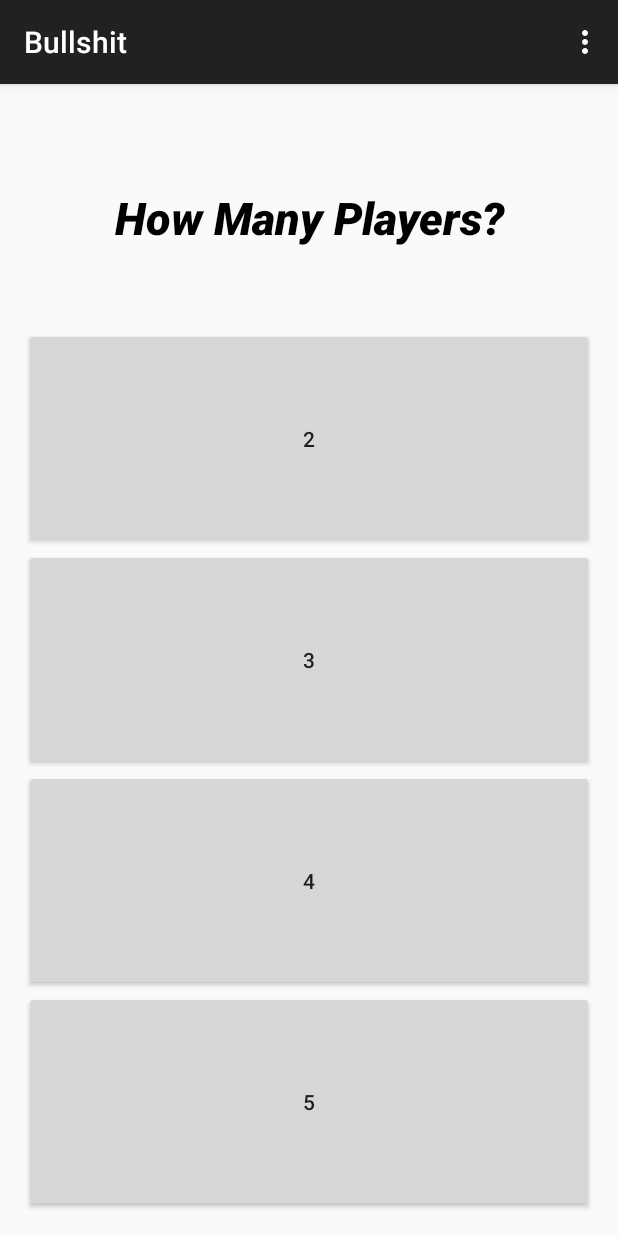
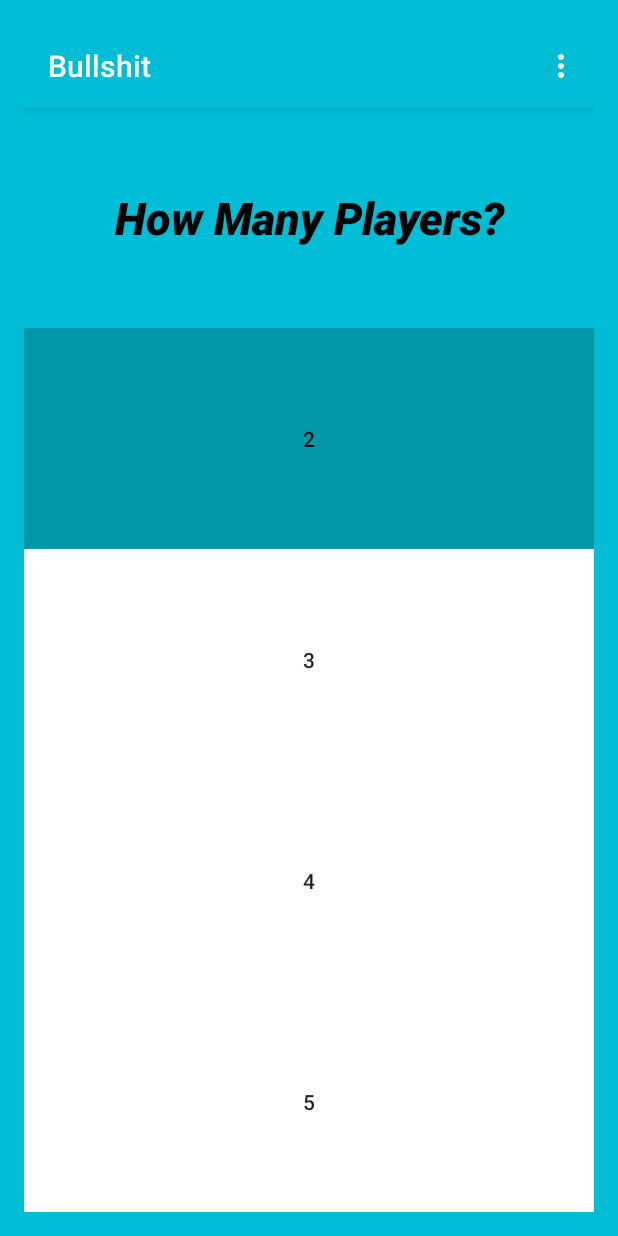
Before and after one commit to akaplo/Bullshit, an Android app: the screen it shows after launch (MainActivity), on a phone screen of 412 x 824 dp. Run offline under Robolectric (Android 15) with nearby library versions, the light colour scheme and no system bars.

Commit message:
Some Material Design added. MainActivity and PlayerHand have obvious color and toolbar changes, and the whole app feels a little "refreshed." No functionality change.

```diff
--- a/app/build.gradle
+++ b/app/build.gradle
@@ -6,7 +6,7 @@ android {
 
     defaultConfig {
         applicationId "com.akaplo.bullshit"
-        minSdkVersion 19
+        minSdkVersion 18
         targetSdkVersion 21
         versionCode 1
         versionName "1.0"
--- a/app/src/main/AndroidManifest.xml
+++ b/app/src/main/AndroidManifest.xml
@@ -32,6 +32,10 @@
             android:name=".CallBullshit"
             android:label="@string/title_activity_call_bullshit" >
         </activity>
+        <activity
+            android:name=".Rules"
+            android:label="@string/title_activity_rules" >
+        </activity>
     </application>
 
 </manifest>
--- a/app/src/main/java/com/akaplo/bullshit/MainActivity.java
+++ b/app/src/main/java/com/akaplo/bullshit/MainActivity.java
@@ -4,12 +4,14 @@ package com.akaplo.bullshit;
 import android.content.Intent;
 import android.support.v7.app.ActionBarActivity;
 import android.os.Bundle;
+import android.support.v7.widget.Toolbar;
 import android.view.Menu;
 import android.view.MenuItem;
 import android.view.View.OnClickListener;
 import android.view.View;
 import android.widget.Button;
 import android.widget.TextView;
+
 
 
 public class MainActivity extends ActionBarActivity {
@@ -38,6 +40,10 @@ public class MainActivity extends ActionBarActivity {
     protected void onCreate(Bundle savedInstanceState) {
         super.onCreate(savedInstanceState);
         setContentView(R.layout.activity_main);
+
+        final Toolbar toolbar = (Toolbar) findViewById(R.id.toolbar);
+
+        setSupportActionBar(toolbar);
 
         //Check if the app's just starting, or if it's being restored
 
--- a/app/src/main/java/com/akaplo/bullshit/PlayerHand.java
+++ b/app/src/main/java/com/akaplo/bullshit/PlayerHand.java
@@ -5,6 +5,7 @@ import android.content.DialogInterface;
 import android.content.Intent;
 import android.support.v7.app.ActionBarActivity;
 import android.os.Bundle;
+import android.support.v7.widget.Toolbar;
 import android.util.Log;
 import android.view.Menu;
 import android.view.MenuItem;
@@ -53,6 +54,11 @@ public class PlayerHand extends ActionBarActivity {
     protected void onCreate(Bundle savedInstanceState) {
         super.onCreate(savedInstanceState);
         setContentView(R.layout.activity_player_hand);
+
+        final Toolbar toolbar = (Toolbar) findViewById(R.id.toolbar);
+
+        setSupportActionBar(toolbar);
+
 
         if (savedInstanceState == null) {
 
--- a/app/src/main/res/layout/activity_main.xml
+++ b/app/src/main/res/layout/activity_main.xml
@@ -6,7 +6,10 @@
     android:paddingLeft="@dimen/activity_horizontal_margin"
     android:paddingRight="@dimen/activity_horizontal_margin"
     android:paddingTop="@dimen/activity_vertical_margin"
-    android:paddingBottom="@dimen/activity_vertical_margin" tools:context=".MainActivity">
+    android:paddingBottom="@dimen/activity_vertical_margin" tools:context=".MainActivity"
+    android:background="@color/primary">
+
+    <include layout="@layout/toolbar"/>
 
     <LinearLayout
         android:layout_width="fill_parent"
@@ -48,7 +51,9 @@
         android:layout_centerHorizontal="true"
         android:gravity="center"
 
-         />
+            android:background="@color/primary_dark"
+            android:focusable="true"
+            android:longClickable="true" />
     </LinearLayout>
 
 
@@ -67,7 +72,9 @@
         android:layout_below="@id/two_players"
         android:text="3"
         android:id="@+id/three_players"
-         />
+            android:background="@android:color/white"
+            android:focusable="true"
+            android:longClickable="true" />
     </LinearLayout>
 
 
@@ -85,7 +92,9 @@
         android:text="4"
         android:id="@+id/four_players"
         android:layout_alignParentStart="true"
-         />
+        android:background="@android:color/white"
+        android:focusable="true"
+        android:longClickable="true" />
     </LinearLayout>
 
 
@@ -106,7 +115,9 @@
         android:id="@+id/five_players"
         android:layout_alignParentBottom="true"
         android:layout_alignParentStart="true"
-        />
+            android:background="@android:color/white"
+            android:focusable="true"
+            android:longClickable="true" />
 
     </LinearLayout>
 
--- /dev/null
+++ b/app/src/main/res/layout/toolbar.xml
@@ -0,0 +1,11 @@
+<?xml version="1.0" encoding="utf-8"?>
+<android.support.v7.widget.Toolbar
+    xmlns:android="http://schemas.android.com/apk/res/android"
+    xmlns:app="http://schemas.android.com/apk/res-auto"
+    android:id="@+id/toolbar"
+    android:layout_height="?attr/actionBarSize"
+    android:layout_width="match_parent"
+    android:background="?attr/colorPrimary"
+    android:elevation="4dp"
+    app:theme="@style/ThemeOverlay.AppCompat.Dark.ActionBar"
+    app:popupTheme="@style/ThemeOverlay.AppCompat.Light"/>
--- /dev/null
+++ b/app/src/main/res/menu/menu_rules.xml
@@ -0,0 +1,6 @@
+<menu xmlns:android="http://schemas.android.com/apk/res/android"
+    xmlns:app="http://schemas.android.com/apk/res-auto"
+    xmlns:tools="http://schemas.android.com/tools" tools:context="com.akaplo.bullshit.Rules">
+    <item android:id="@+id/action_settings" android:title="@string/action_settings"
+        android:orderInCategory="100" app:showAsAction="never" />
+</menu>
--- /dev/null
+++ b/app/src/main/res/values-v21/styles.xml
@@ -0,0 +1,14 @@
+<?xml version="1.0" encoding="utf-8"?>
+
+<resources>
+<!--    <style name="AppTheme" parent="AppTheme.Base">
+        <item name="android:windowContentTransitions">true</item>
+        <item name="android:windowAllowEnterTransitionOverlap">true</item>
+        <item name="android:windowAllowReturnTransitionOverlap">true</item>
+        <item name="android:windowSharedElementEnterTransition">@android:transition/move</item>
+        <item name="android:windowSharedElementExitTransition">@android:transition/move</item>
+
+            </style>
+
+        -->
+</resources>
--- a/app/src/main/res/values/strings.xml
+++ b/app/src/main/res/values/strings.xml
@@ -11,5 +11,6 @@
     <string name="yes">Yes</string>
     <string name="no">No</string>
     <string name="title_activity_call_bullshit">CallBullshit</string>
+    <string name="title_activity_rules">Rules</string>
 
 </resources>
--- a/app/src/main/res/values/styles.xml
+++ b/app/src/main/res/values/styles.xml
@@ -1,8 +1,26 @@
 <resources>
 
     <!-- Base application theme. -->
-    <style name="AppTheme" parent="Theme.AppCompat.Light.DarkActionBar">
-        <!-- Customize your theme here. -->
+    <style name="AppTheme" parent="Theme.AppCompat.Light.NoActionBar">
+        <!-- MAYBE CHANGE PARENT'S FIELD ABOVE TO AppTheme.Base-->
+        <item name="colorPrimary">@color/primary</item>
+        <item name="colorPrimaryDark">@color/primary</item>
+        <item name="colorControlHighlight">@color/accent_translucent</item>
+        <item name="colorAccent">@color/accent</item>
+    </style>
+    <!--
+    <style name="AppTheme.Base" parent="Theme.AppCompat">
+        <item name="colorPrimary">@color/colorPrimary</item>
+        <item name="colorPrimaryDark">@color/colorPrimary</item>
+        <item name="android:windowNoTitle">true</item>
+        <item name="windowActionBar">false</item>
+
     </style>
 
+    -->
+    <color name="primary">#00BCD4</color>
+    <color name="primary_dark">#0097A7</color>
+    <color name="accent">#FFEB3B</color>
+    <color name="accent_translucent">#80FFEB3B</color>
+    <color name="accent_bright">#FFF493</color>
 </resources>
```
Also changed, not shown: app/src/main/java/com/akaplo/bullshit/Rules.java (added, +39 -0 lines), app/src/main/res/layout/activity_player_hand.xml (+8 -2 lines), app/src/main/res/layout/activity_rules.xml (added, +12 -0 lines), app/src/main/res/raw/Playing_card_diamond_K.svg (deleted).
